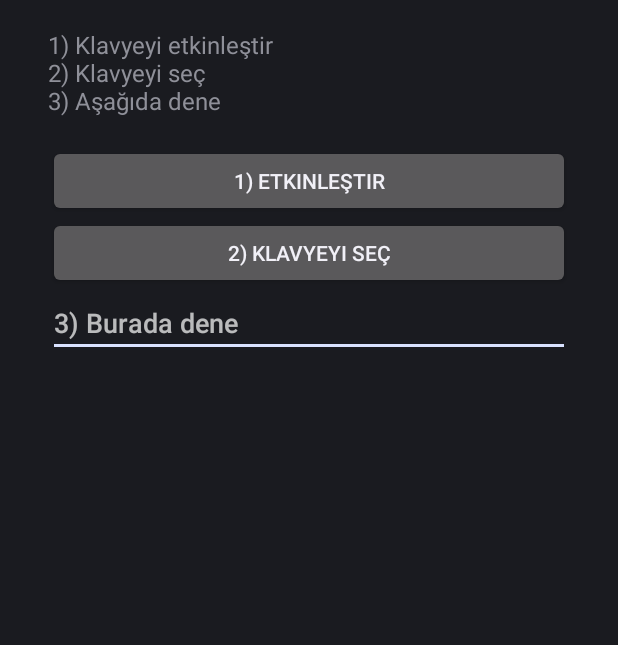
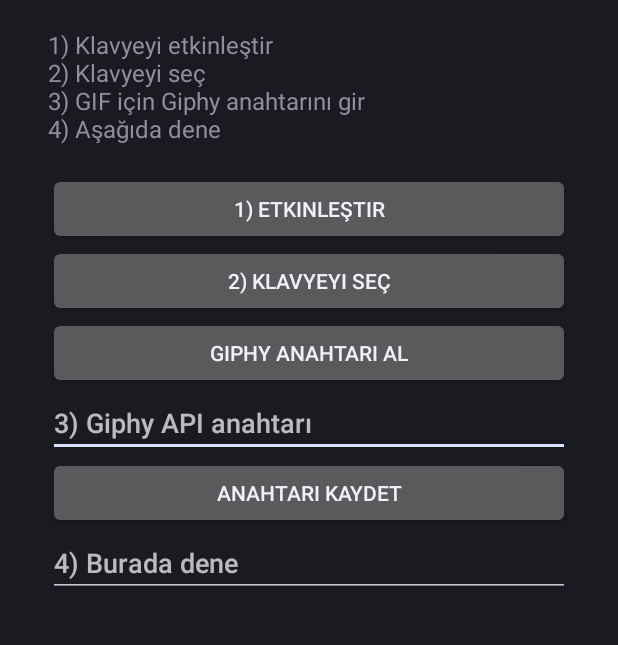
Before and after one commit to flexys76/klavyemm, an Android app: the screen it shows after launch (MainActivity), on a phone screen of 412 x 824 dp, the part 237-882 px from its top. Run offline under Robolectric (Android 15) with nearby library versions, the phone set to English and light mode, and no system bars.

Commit message:
Update MainActivity.kt

```diff
--- a/app/src/main/java/com/example/klavye/MainActivity.kt
+++ b/app/src/main/java/com/example/klavye/MainActivity.kt
@@ -2,17 +2,21 @@ package com.example.klavye
 
 import android.app.Activity
 import android.content.Intent
+import android.net.Uri
 import android.os.Bundle
 import android.provider.Settings
 import android.view.inputmethod.InputMethodManager
 import android.widget.Button
 import android.widget.EditText
 import android.widget.LinearLayout
+import android.widget.ScrollView
 import android.widget.TextView
+import android.widget.Toast
 
 class MainActivity : Activity() {
     override fun onCreate(savedInstanceState: Bundle?) {
         super.onCreate(savedInstanceState)
+        val prefs = getSharedPreferences("flexys", MODE_PRIVATE)
         val root = LinearLayout(this).apply {
             orientation = LinearLayout.VERTICAL
             setPadding(48, 96, 48, 48)
@@ -22,7 +26,7 @@ class MainActivity : Activity() {
             textSize = 28f
         })
         root.addView(TextView(this).apply {
-            text = "\n1) Klavyeyi etkinleştir\n2) Klavyeyi seç\n3) Aşağıda dene\n"
+            text = "\n1) Klavyeyi etkinleştir\n2) Klavyeyi seç\n3) GIF için Giphy anahtarını gir\n4) Aşağıda dene\n"
             textSize = 16f
         })
         root.addView(Button(this).apply {
@@ -35,7 +39,26 @@ class MainActivity : Activity() {
                 (getSystemService(INPUT_METHOD_SERVICE) as InputMethodManager).showInputMethodPicker()
             }
         })
-        root.addView(EditText(this).apply { hint = "3) Burada dene" })
-        setContentView(root)
+        root.addView(Button(this).apply {
+            text = "Giphy anahtarı al"
+            setOnClickListener {
+                startActivity(Intent(Intent.ACTION_VIEW, Uri.parse("https://developers.giphy.com/dashboard/")))
+            }
+        })
+        val keyBox = EditText(this).apply {
+            hint = "3) Giphy API anahtarı"
+            setText(prefs.getString("giphy_key", ""))
+            setSingleLine()
+        }
+        root.addView(keyBox)
+        root.addView(Button(this).apply {
+            text = "Anahtarı kaydet"
+            setOnClickListener {
+                prefs.edit().putString("giphy_key", keyBox.text.toString().trim()).apply()
+                Toast.makeText(this@MainActivity, "Kaydedildi", Toast.LENGTH_SHORT).show()
+            }
+        })
+        root.addView(EditText(this).apply { hint = "4) Burada dene" })
+        setContentView(ScrollView(this).apply { addView(root) })
     }
 }
```
